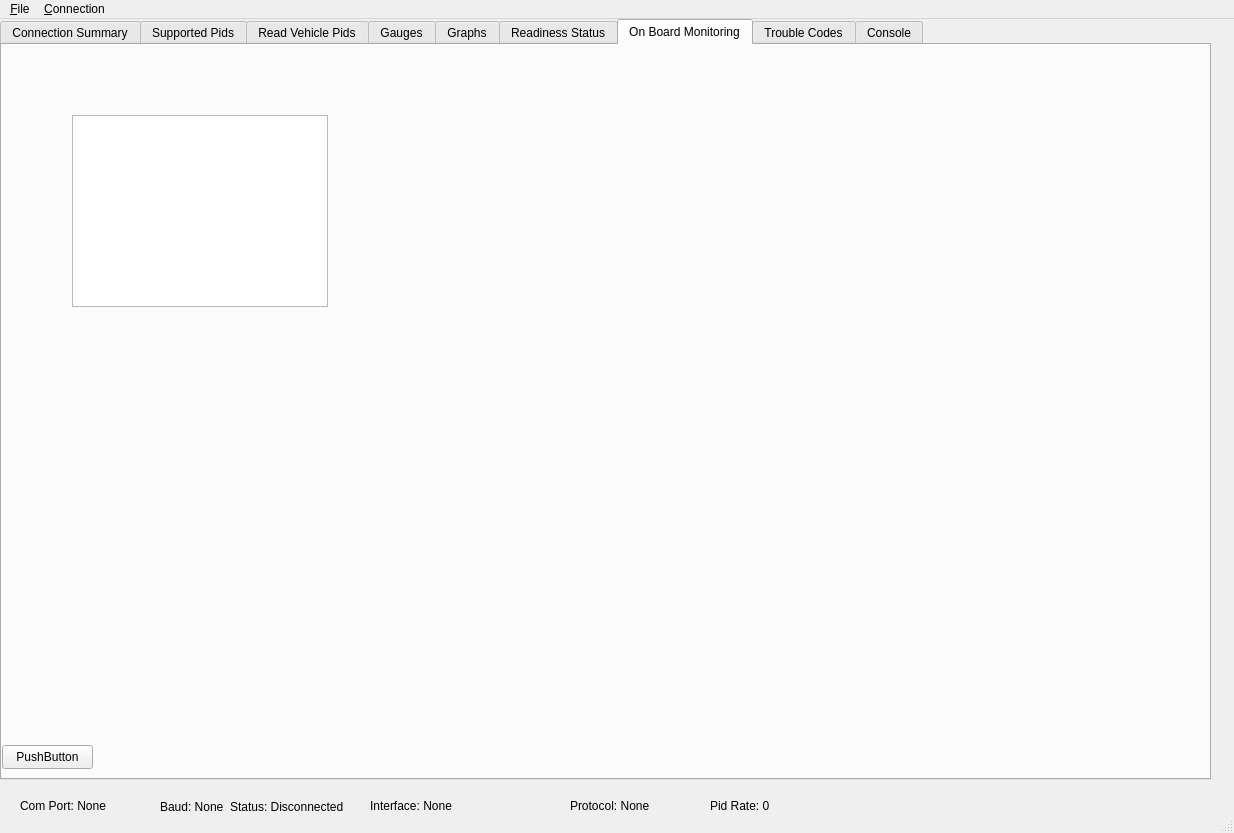
malcom2073/obdtool, file mainwindow.ui: the form before one commit.
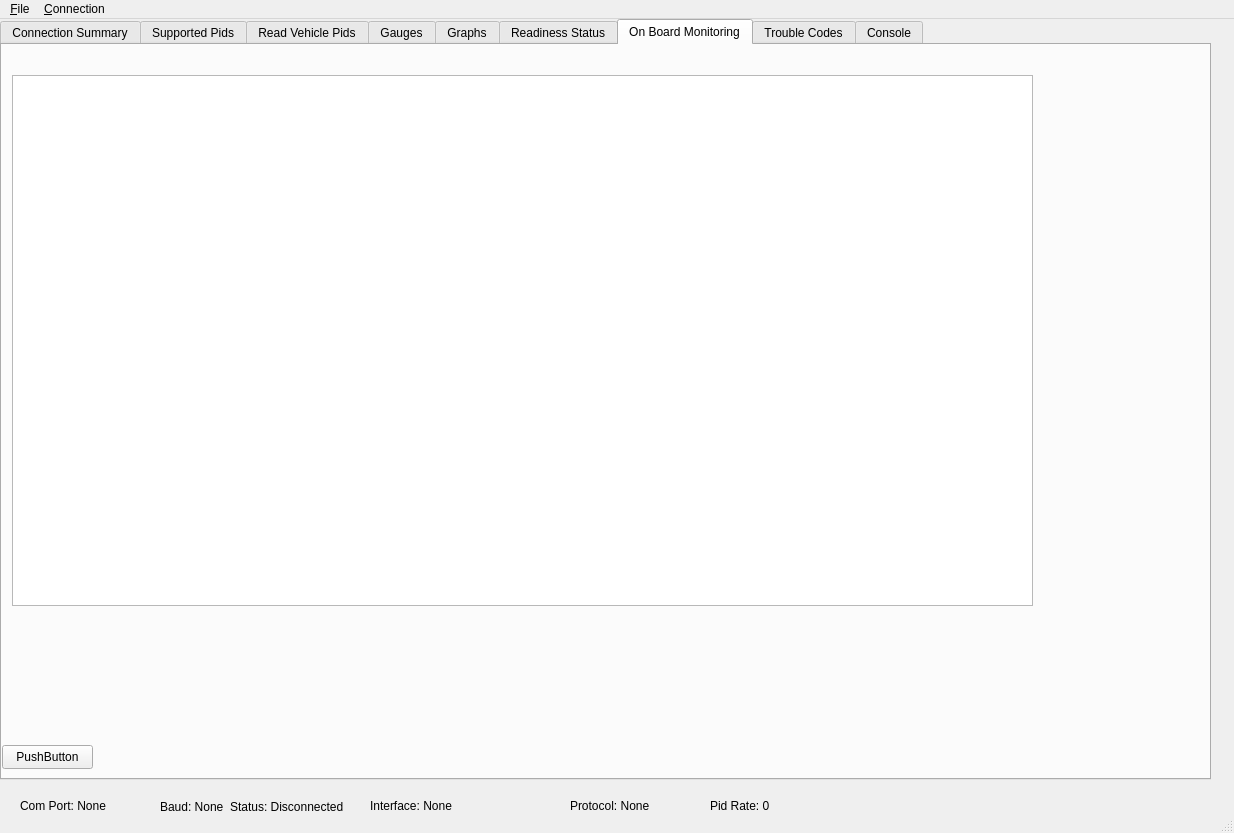
The form after the commit. The open tabs and pages were chosen to show the change.

```diff
--- a/mainwindow.ui
+++ b/mainwindow.ui
@@ -300,10 +300,10 @@
      <widget class="QTableWidget" name="tableWidget_3">
       <property name="geometry">
        <rect>
-        <x>70</x>
-        <y>70</y>
-        <width>256</width>
-        <height>192</height>
+        <x>10</x>
+        <y>30</y>
+        <width>1021</width>
+        <height>531</height>
        </rect>
       </property>
      </widget>
```
Left out of the diff: 6 changed lines with no effect on the pictures.
